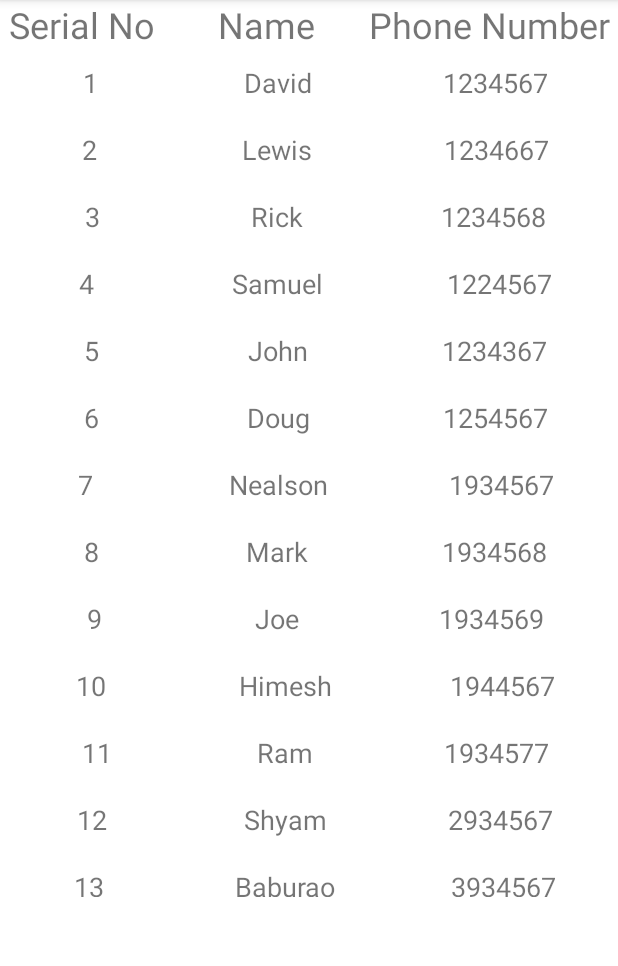
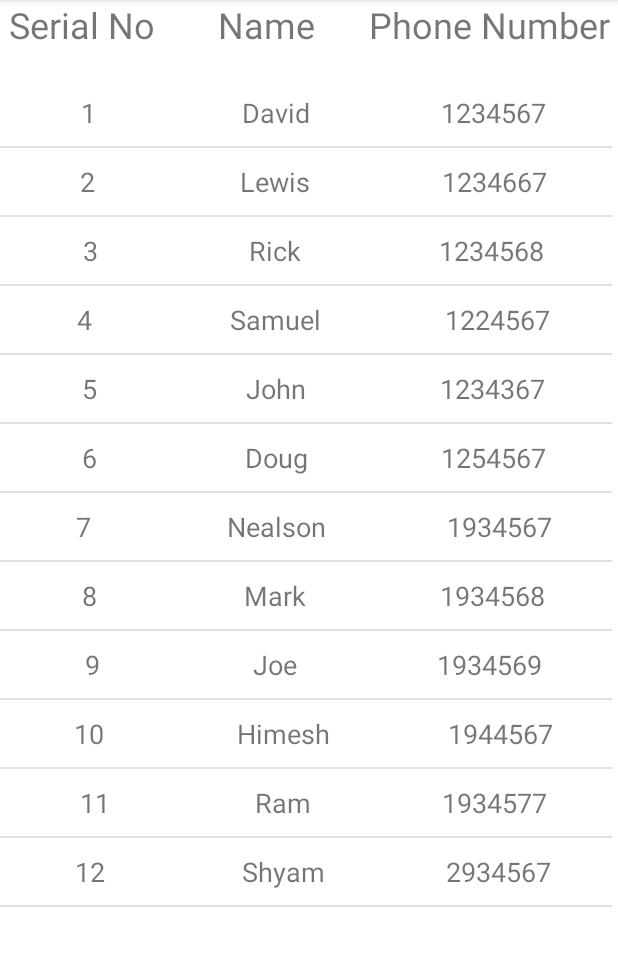
Before and after one commit to Himesh-29/Learning-Android-Development, an Android app: the screen it shows after launch (MainActivity), on a phone screen of 412 x 824 dp, the part 84-1050 px from its top. Run offline under Robolectric (Android 15) with nearby library versions, the light colour scheme and no system bars.

Commit message:
Minor changes in java and xml file of Contact Details Project

```diff
--- a/Chapter 5 practice set/Contact Details App/app/src/main/java/com/example/contactdetailsapp/MainActivity.java
+++ b/Chapter 5 practice set/Contact Details App/app/src/main/java/com/example/contactdetailsapp/MainActivity.java
@@ -1,6 +1,7 @@
 package com.example.contactdetailsapp;
 
 import androidx.appcompat.app.AppCompatActivity;
+import androidx.recyclerview.widget.DividerItemDecoration;
 import androidx.recyclerview.widget.LinearLayoutManager;
 import androidx.recyclerview.widget.RecyclerView;
 
@@ -42,5 +43,6 @@ public class MainActivity extends AppCompatActivity {
         rc.setLayoutManager(new LinearLayoutManager(this));
         CustomAdapter adapter=new CustomAdapter(CD);
         rc.setAdapter(adapter);
+        rc.addItemDecoration(new DividerItemDecoration(this, DividerItemDecoration.VERTICAL));
     }
 }
--- a/Chapter 5 practice set/Contact Details App/app/src/main/res/layout/activity_main.xml
+++ b/Chapter 5 practice set/Contact Details App/app/src/main/res/layout/activity_main.xml
@@ -10,9 +10,10 @@
         android:id="@+id/recyclerView"
         android:layout_width="408dp"
         android:layout_height="565dp"
+        android:layout_marginTop="20dp"
         app:layout_constraintBottom_toBottomOf="parent"
         app:layout_constraintEnd_toEndOf="parent"
-        app:layout_constraintHorizontal_bias="0.333"
+        app:layout_constraintHorizontal_bias="0.0"
         app:layout_constraintStart_toStartOf="parent"
         app:layout_constraintTop_toBottomOf="@+id/textView"
         app:layout_constraintVertical_bias="0.0" />
```
